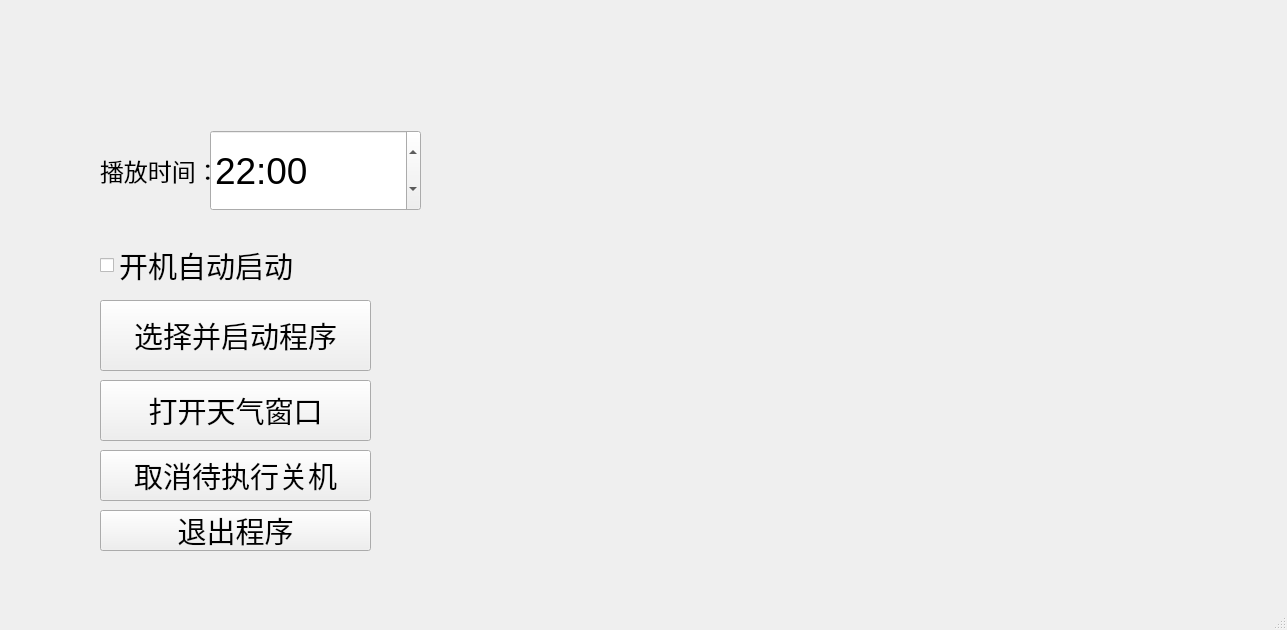
solusy233/ays2z-233, file aboutwindows/settings/settingswindow.ui: the form before one commit.
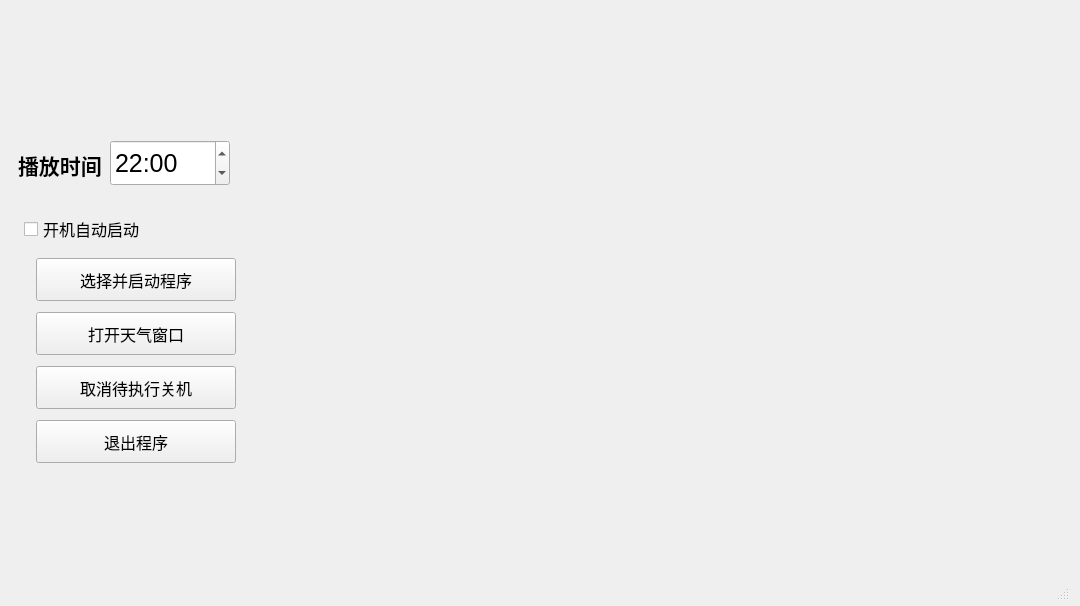
The form after the commit.

What changed in the file:
```diff
--- a/aboutwindows/settings/settingswindow.ui
+++ b/aboutwindows/settings/settingswindow.ui
@@ -6,8 +6,8 @@
    <rect>
     <x>0</x>
     <y>0</y>
-    <width>1287</width>
-    <height>630</height>
+    <width>1080</width>
+    <height>606</height>
    </rect>
   </property>
   <property name="windowTitle">
@@ -16,15 +16,16 @@
   <widget class="QLabel" name="startTimeLabel">
    <property name="geometry">
     <rect>
-     <x>100</x>
-     <y>150</y>
-     <width>111</width>
-     <height>41</height>
+     <x>18</x>
+     <y>149</y>
+     <width>151</width>
+     <height>31</height>
     </rect>
    </property>
    <property name="font">
     <font>
-     <pointsize>18</pointsize>
+     <pointsize>16</pointsize>
+     <bold>true</bold>
     </font>
    </property>
    <property name="text">
@@ -34,15 +35,15 @@
   <widget class="QTimeEdit" name="startTimeEdit">
    <property name="geometry">
     <rect>
-     <x>210</x>
-     <y>130</y>
-     <width>211</width>
-     <height>81</height>
+     <x>110</x>
+     <y>140</y>
+     <width>120</width>
+     <height>46</height>
     </rect>
    </property>
    <property name="font">
     <font>
-     <pointsize>28</pointsize>
+     <pointsize>19</pointsize>
     </font>
    </property>
    <property name="displayFormat">
@@ -59,15 +60,16 @@
   <widget class="QPushButton" name="cancelShutdownButton">
    <property name="geometry">
     <rect>
-     <x>100</x>
-     <y>450</y>
-     <width>271</width>
-     <height>51</height>
+     <x>36</x>
+     <y>366</y>
+     <width>200</width>
+     <height>43</height>
     </rect>
    </property>
    <property name="font">
     <font>
-     <pointsize>22</pointsize>
+     <pointsize>12</pointsize>
+     <fontweight>Black</fontweight>
     </font>
    </property>
    <property name="text">
@@ -77,15 +79,15 @@
   <widget class="QCheckBox" name="autoStartCheckBox">
    <property name="geometry">
     <rect>
-     <x>100</x>
-     <y>230</y>
-     <width>271</width>
-     <height>71</height>
+     <x>24</x>
+     <y>212</y>
+     <width>228</width>
+     <height>34</height>
     </rect>
    </property>
    <property name="font">
     <font>
-     <pointsize>22</pointsize>
+     <pointsize>12</pointsize>
     </font>
    </property>
    <property name="text">
@@ -95,15 +97,16 @@
   <widget class="QPushButton" name="exitButton">
    <property name="geometry">
     <rect>
-     <x>100</x>
-     <y>510</y>
-     <width>271</width>
-     <height>41</height>
+     <x>36</x>
+     <y>420</y>
+     <width>200</width>
+     <height>43</height>
     </rect>
    </property>
    <property name="font">
     <font>
-     <pointsize>22</pointsize>
+     <pointsize>12</pointsize>
+     <fontweight>Black</fontweight>
     </font>
    </property>
    <property name="text">
@@ -113,15 +116,16 @@
   <widget class="QPushButton" name="openWeatherButton">
    <property name="geometry">
     <rect>
-     <x>100</x>
-     <y>380</y>
-     <width>271</width>
-     <height>61</height>
+     <x>36</x>
+     <y>312</y>
+     <width>200</width>
+     <height>43</height>
     </rect>
    </property>
    <property name="font">
     <font>
-     <pointsize>22</pointsize>
+     <pointsize>12</pointsize>
+     <fontweight>Black</fontweight>
     </font>
    </property>
    <property name="text">
@@ -131,15 +135,16 @@
   <widget class="QPushButton" name="selectExeButton">
    <property name="geometry">
     <rect>
-     <x>100</x>
-     <y>300</y>
-     <width>271</width>
-     <height>71</height>
+     <x>36</x>
+     <y>258</y>
+     <width>200</width>
+     <height>43</height>
     </rect>
    </property>
    <property name="font">
     <font>
-     <pointsize>22</pointsize>
+     <pointsize>12</pointsize>
+     <fontweight>Black</fontweight>
     </font>
    </property>
    <property name="text">
@@ -149,10 +154,10 @@
   <widget class="QStatusBar" name="statusbar">
    <property name="geometry">
     <rect>
-     <x>0</x>
-     <y>609</y>
-     <width>1287</width>
-     <height>21</height>
+     <x>10</x>
+     <y>579</y>
+     <width>1060</width>
+     <height>22</height>
     </rect>
    </property>
   </widget>
```
